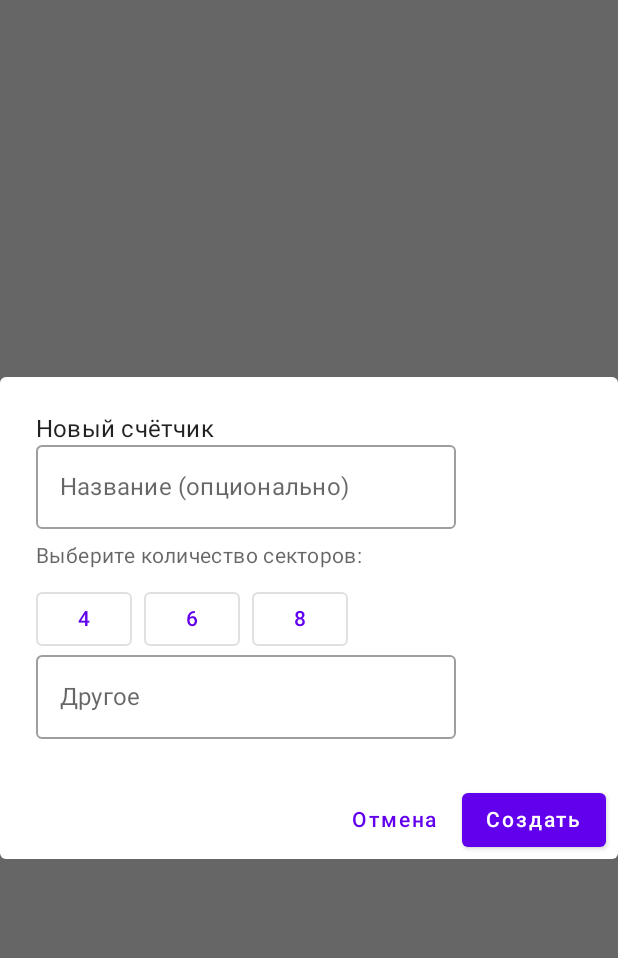
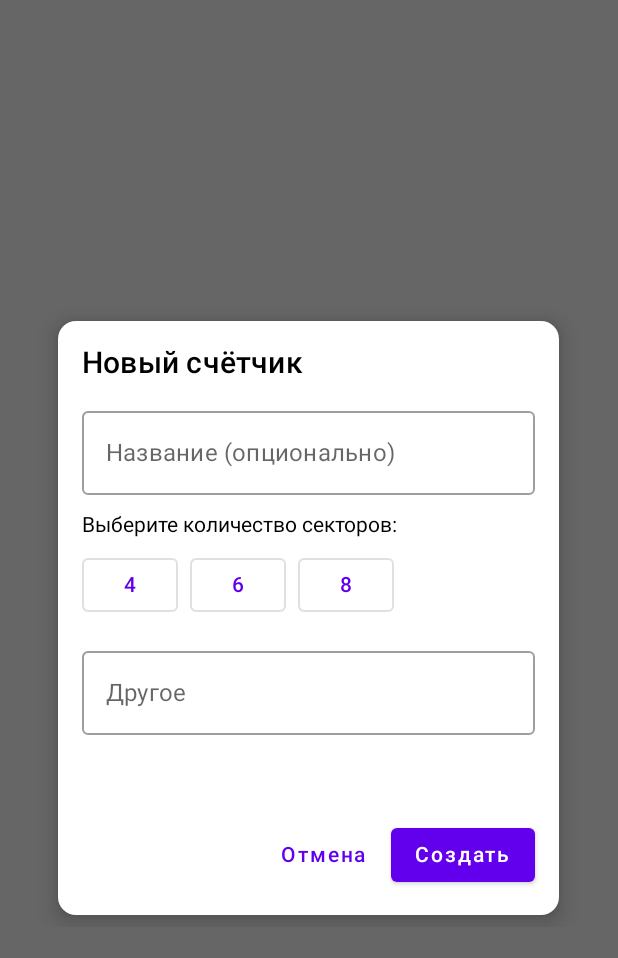
Before and after one commit to Tiractor/ClocksNFactions, an Android app built with Jetpack Compose: the composable AddClockDialog shown on its own in the app's theme, on a phone screen of 412 x 824 dp. Shown: the top 958 px of the screen. Run offline under Robolectric (Android 15) with nearby library versions, the phone set to English and light mode, and no system bars.

```diff
--- a/app/src/main/java/com/example/clocksnfactions/ui/components/AddClockDialog.kt
+++ b/app/src/main/java/com/example/clocksnfactions/ui/components/AddClockDialog.kt
@@ -1,51 +1,127 @@
 package com.example.clocksnfactions.ui.components
 
 import androidx.compose.foundation.layout.*
+import androidx.compose.foundation.*
+import androidx.compose.foundation.shape.RoundedCornerShape
 import androidx.compose.material.*
 import androidx.compose.runtime.*
 import androidx.compose.ui.Modifier
+import androidx.compose.ui.platform.LocalConfiguration
 import androidx.compose.ui.unit.dp
+import androidx.compose.ui.window.Dialog
+import androidx.compose.ui.window.DialogProperties
 
 @Composable
-fun AddClockDialog(onDismiss: () -> Unit, onCreate: (String, Int) -> Unit) {
+fun AddClockDialog(
+    onDismiss: () -> Unit,
+    onCreate: (String, Int) -> Unit
+) {
     var name by remember { mutableStateOf("") }
     var custom by remember { mutableStateOf("") }
-    var preset by remember { mutableStateOf(6) } // default
+    var preset by remember { mutableStateOf(6) }
 
-    AlertDialog(
+    // Экранные размеры
+    val config = LocalConfiguration.current
+    val screenW = config.screenWidthDp.dp
+    val screenH = config.screenHeightDp.dp
+
+    // Диалог — 85% ширины, 35% высоты
+    val dialogWidth = (screenW * 0.85f).coerceAtMost(600.dp)
+    val dialogHeight = (screenH * 0.5f)
+        .coerceIn(220.dp, screenH * 0.7f)
+
+    Dialog(
         onDismissRequest = onDismiss,
-        title = { Text("Новый счётчик") },
-        text = {
-            Column {
-                OutlinedTextField(value = name, onValueChange = { name = it }, label = { Text("Название (опционально)") })
-                Spacer(modifier = Modifier.height(8.dp))
+        properties = DialogProperties(usePlatformDefaultWidth = false)
+    ) {
+        Surface(
+            shape = RoundedCornerShape(12.dp),
+            elevation = 8.dp,
+            modifier = Modifier
+                .widthIn(min = 280.dp, max = dialogWidth)
+                .heightIn(min = 200.dp, max = dialogHeight)
+                .padding(8.dp)
+        ) {
+            Column(
+                modifier = Modifier
+                    .fillMaxSize()
+                    .padding(16.dp)
+            ) {
+                Text("Новый счётчик", style = MaterialTheme.typography.h6)
+
+                Spacer(Modifier.height(12.dp))
+
+                // Прокручиваемая часть
+                val scroll = rememberScrollState()
+                Column(
+                    modifier = Modifier
+                        .weight(1f)
+                        .verticalScroll(scroll)
+                        .imePadding()
+                ) {
+
+                    OutlinedTextField(
+                        value = name,
+                        onValueChange = { name = it },
+                        modifier = Modifier.fillMaxWidth(),
+                        label = { Text("Название (опционально)") },
+                        singleLine = true
+                    )
+
+                    Spacer(Modifier.height(12.dp))
+
                     Text("Выберите количество секторов:")
-                Spacer(modifier = Modifier.height(8.dp))
+
+                    Spacer(Modifier.height(8.dp))
+
                     Row {
                         listOf(4, 6, 8).forEach { v ->
                             val selected = (preset == v)
-                        OutlinedButton(onClick = { preset = v }, modifier = Modifier.padding(end = 8.dp)) {
+                            OutlinedButton(
+                                onClick = { preset = v },
+                                modifier = Modifier.padding(end = 8.dp)
+                            ) {
                                 Text("$v")
                             }
                         }
                     }
+
+                    Spacer(Modifier.height(12.dp))
+
                     OutlinedTextField(
                         value = custom,
-                    onValueChange = { custom = it },
-                    placeholder = { Text("Другое") }
+                        onValueChange = {
+                            custom = it
+                            if (it.isNotBlank()) preset = -1
+                        },
+                        modifier = Modifier.fillMaxWidth(),
+                        label = { Text("Другое") },
+                        singleLine = true
                     )
                 }
-        },
-        confirmButton = {
-            Button(onClick = {
+
+                Spacer(Modifier.height(12.dp))
+
+                Row(
+                    modifier = Modifier.fillMaxWidth(),
+                    horizontalArrangement = Arrangement.End
+                ) {
+                    TextButton(onClick = onDismiss) {
+                        Text("Отмена")
+                    }
+                    Spacer(Modifier.width(8.dp))
+                    Button(
+                        onClick = {
                             val seg = custom.toIntOrNull() ?: preset
-                val finalSeg = if (seg >= 3) seg else preset
+                            val finalSeg = if (seg >= 3) seg else 6
                             onCreate(name.trim(), finalSeg)
                             onDismiss()
-            }) { Text("Создать") }
-        },
-        dismissButton = {
-            TextButton(onClick = onDismiss) { Text("Отмена") }
                         }
-    )
+                    ) {
+                        Text("Создать")
                     }
+                }
+            }
+        }
+    }
+}
--- a/app/src/main/java/com/example/clocksnfactions/ui/components/ClockItem.kt
+++ b/app/src/main/java/com/example/clocksnfactions/ui/components/ClockItem.kt
@@ -5,7 +5,6 @@ import androidx.compose.foundation.shape.RoundedCornerShape
 import androidx.compose.material.*
 import androidx.compose.material.icons.Icons
 import androidx.compose.material.icons.filled.Edit
-import androidx.compose.material.icons.filled.Delete
 import androidx.compose.runtime.*
 import androidx.compose.ui.Modifier
 import androidx.compose.ui.unit.dp
@@ -76,7 +75,7 @@ fun ClockItem(
 
     // ДИАЛОГ РЕДАКТИРОВАНИЯ КОММЕНТАРИЯ
     if (showEdit) {
-        EditNoteDialog(
+        EditDialog(
             initialName = clock.name,
             initialNote = clock.note ?: "",
             title = "Редактировать счётчик",
--- a/app/src/main/java/com/example/clocksnfactions/ui/components/FactionItem.kt
+++ b/app/src/main/java/com/example/clocksnfactions/ui/components/FactionItem.kt
@@ -141,7 +141,7 @@ fun FactionItem(
 
     // Диалог редактирования заметки — располагаем после карточки, чтобы он нависал поверх UI
     if (showEdit) {
-        EditNoteDialog(
+        EditDialog(
             initialName = faction.name,
             initialNote = faction.note ?: "",
             title = "Комментарий к фракции",
@@ -150,8 +150,6 @@ fun FactionItem(
                 onUpdate(faction.copy(name = newName, note = newNote.ifBlank { null }))
                 showEdit = false
             },
-            widthDp = 360.dp,
-            heightDp = 220.dp
         )
     }
 }
```
Also changed, not shown: app/src/main/java/com/example/clocksnfactions/ui/components/AddFactionDialog.kt (+86 -17 lines), app/src/main/java/com/example/clocksnfactions/ui/components/EditDialog.kt (added, +111 -0 lines), app/src/main/java/com/example/clocksnfactions/ui/components/EditNoteDialog.kt (deleted, +0 -102 lines). Lines whose indentation alone changed are shown as unchanged.
